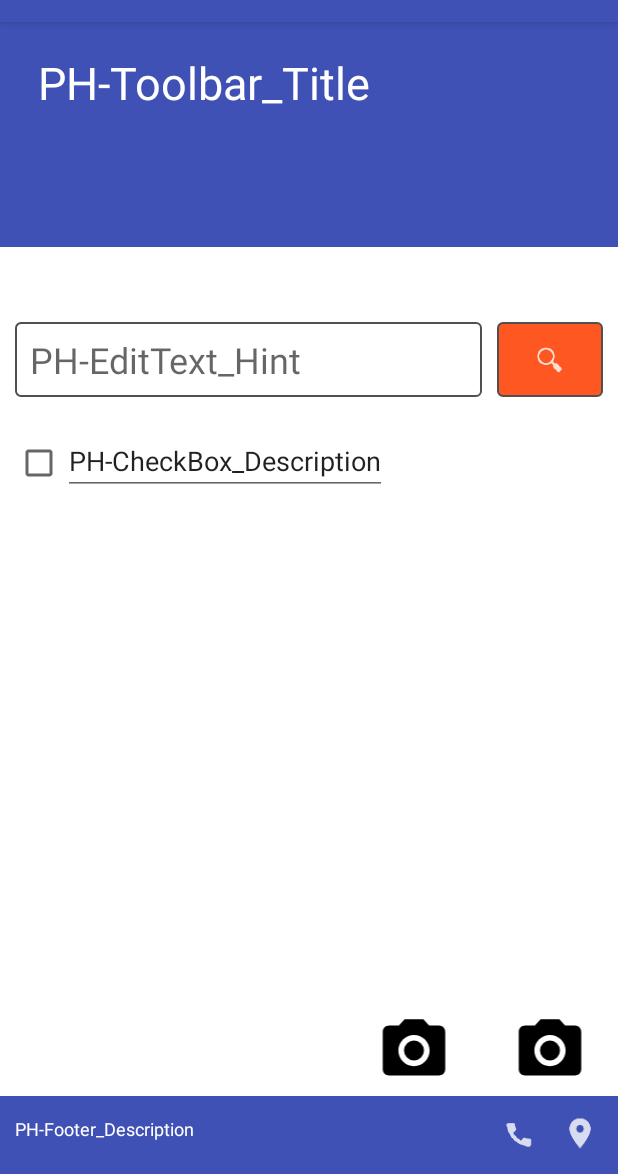
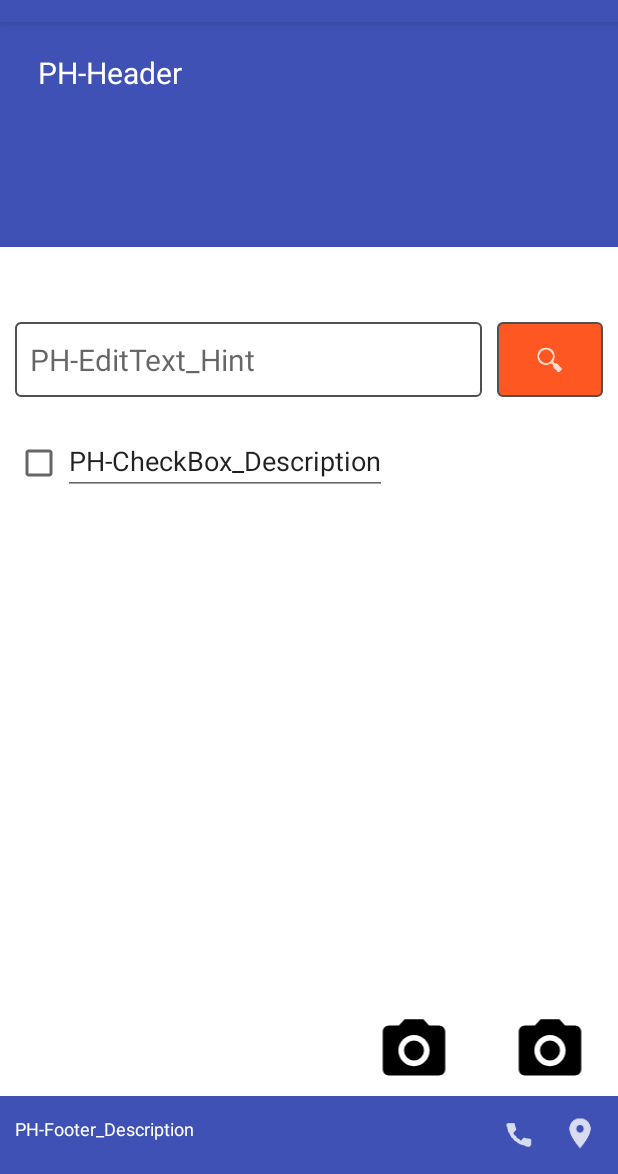
Before and after one commit to Beygdu/Beygdu-Refactor, an Android app: the screen it shows after launch (RootActivity), on a phone screen of 412 x 824 dp, the part 62-1236 px from its top. Run offline under Robolectric (Android 15) with nearby library versions, the phone set to English and light mode, and no system bars; Roboto replaces fonts that are not available here.

Commit message:
SearcFragment cleanup

```diff
--- a/app/src/main/java/is/example/aj/beygdu/Fragments/SearchFragment.java
+++ b/app/src/main/java/is/example/aj/beygdu/Fragments/SearchFragment.java
@@ -7,6 +7,7 @@ import android.os.Bundle;
 import android.support.v4.app.Fragment;
 import android.support.v7.app.AppCompatActivity;
 import android.support.v7.widget.Toolbar;
+import android.view.Gravity;
 import android.view.LayoutInflater;
 import android.view.Menu;
 import android.view.MenuInflater;
@@ -78,6 +79,7 @@ public class SearchFragment extends Fragment {
         if(orientation == Configuration.ORIENTATION_LANDSCAPE) {
             TableLayout tableLayout = (TableLayout) v.findViewById(R.id.tableLayout1);
             tableLayout.setLayoutParams(setTableLayoutParams());
+            //tableLayout.setGravity(Gravity.CENTER);
 
             TextView textView = (TextView) v.findViewById(R.id.title);
             textView.setVisibility(View.GONE);
@@ -100,7 +102,7 @@ public class SearchFragment extends Fragment {
         mapButton.setOnClickListener(new View.OnClickListener() {
             @Override
             public void onClick(View v) {
-                fragmentCallback.onFragmentSwitch(5);
+                fragmentCallback.onFragmentSwitch(MapFragment.FRAGMENT_ID);
             }
         });
 
@@ -108,7 +110,7 @@ public class SearchFragment extends Fragment {
         contactButton.setOnClickListener(new View.OnClickListener() {
             @Override
             public void onClick(View v) {
-                fragmentCallback.onFragmentSwitch(4);
+                fragmentCallback.onFragmentSwitch(MailFragment.FRAGMENT_ID);
             }
         });
 
@@ -163,6 +165,7 @@ public class SearchFragment extends Fragment {
                 RelativeLayout.LayoutParams.WRAP_CONTENT
         );
 
+
         params.setMargins(0, 20, 0, 0);
 
         return params;
--- a/app/src/main/res/layout/fragment_search.xml
+++ b/app/src/main/res/layout/fragment_search.xml
@@ -8,12 +8,12 @@
         android:id="@+id/title"
         android:layout_width="fill_parent"
         android:layout_height="150dp"
-        android:text="@string/search_toolbar_title"
+        android:text="@string/search_header"
         android:textColor="@color/white"
         android:background="@color/colorPrimary"
         android:paddingLeft="25dp"
         android:paddingRight="25dp"
-        android:textSize="30dp"
+        android:textSize="20sp"
         android:paddingTop="20dp"/>
 
 
@@ -27,19 +27,22 @@
 
         <TableRow
             android:id="@+id/search_row"
-            android:padding="10dp">
+            android:padding="10dp"
+            android:layout_gravity="center_horizontal">
             <EditText
                 android:id="@+id/search_edittext"
                 android:layout_height="50dp"
                 android:layout_weight="2"
                 android:background="@drawable/inputborder"
                 android:textColor="@color/font_light"
-                android:textSize="24dp"
+                android:textSize="20sp"
                 android:hint="@string/search_edittext_hint"
                 android:digits="@string/allowed_characters"
                 android:inputType="text"
                 android:paddingLeft="10dp"
-                android:layout_marginRight="10dp"/>
+                android:paddingStart="10dp"
+                android:layout_marginRight="10dp"
+                android:layout_marginEnd="10dp"/>
 
             <ImageButton
                 android:id="@+id/search_imagebutton"
@@ -54,7 +57,8 @@
 
         <TableRow
             android:id="@+id/extended_row"
-            android:padding="10dp">
+            android:padding="10dp"
+            android:layout_gravity="center_horizontal">
 
             <LinearLayout
                 android:id="@+id/search_checkbox_description_fix">
@@ -113,7 +117,7 @@
         android:layout_alignParentBottom="true"
         android:background="@color/colorPrimary"
         android:padding="10dp"
-        android:gravity="left" >
+        android:gravity="start" >
 
         <TextView
             android:id="@+id/search_footer_textview"
@@ -142,7 +146,8 @@
             android:layout_alignParentRight="true"
             android:layout_alignParentEnd="true"
             android:background="@drawable/ic_action_name"
-            android:layout_marginRight="40dp"/>
+            android:layout_marginRight="40dp"
+            android:layout_marginEnd="40dp"/>
     </RelativeLayout>
 
 
--- a/app/src/main/res/values/strings.xml
+++ b/app/src/main/res/values/strings.xml
@@ -4,8 +4,19 @@
 
 
     <!-- RootActivity String constants -->
+    <string name="search_toolbar_title">PH-Toolbar_Title</string>
 
     <!-- SearchFragment String constants -->
+    <string name="search_header">PH-Header</string>
+    <string name="search_edittext_hint">PH-EditText_Hint</string>
+    <string name="allowed_characters">aábdðeéfghiíjklmnoóprstuúvxyýþæöAÁBDÐEÉFGHIÍJKLMNOÓPRSTUÚVXYÝÞÆÖwWzZcC</string>
+    <string name="search_button_description">PH-Button_Description</string>
+    <string name="search_checkbox_description">PH-CheckBox_Description</string>
+    <string name="search_BinBanner_description">PH-BinBanner</string>
+    <string name="search_SkrambiBanner_description">PH-SkrambiBanner</string>
+    <string name="search_footer_description">PH-Footer_Description</string>
+    <string name="search_footer_contactbutton">PH-ContactButton</string>
+    <string name="search_footer_mapbutton">PH-MapButton</string>
 
     <!-- CacheFragment String constants -->
 
@@ -40,22 +51,12 @@
     <string name="whitespace"> </string>
 
     <!-- SearchFragment String constants -->
-    <string name="search_toolbar_title">PH-Toolbar_Title</string>
-    <string name="search_header_description">PH-Header_Description</string>
-    <string name="search_footer_description">PH-Footer_Description</string>
 
-    <string name="search_edittext_hint">PH-EditText_Hint</string>
-    <string name="search_button_description">PH-Button_Description</string>
-    <string name="search_checkbox_description">PH-CheckBox_Description</string>
 
-    <string name="allowed_characters">aábdðeéfghiíjklmnoóprstuúvxyýþæöAÁBDÐEÉFGHIÍJKLMNOÓPRSTUÚVXYÝÞÆÖwWzZcC</string>
     <string name="copyright">© 2015 Stofnun Árna Magnússonar \n í íslenskum fræðum</string>
 
-    <string name="search_BinBanner_description">PH-BinBanner</string>
-    <string name="search_SkrambiBanner_description">PH-SkrambiBanner</string>
 
-    <string name="search_footer_contactbutton">PH-ContactButton</string>
-    <string name="search_footer_mapbutton">PH-MapButton</string>
+
 
     <!-- AboutFragment String constants -->
     <string name="about_placeholder">PH-AboutFragment</string>
```
